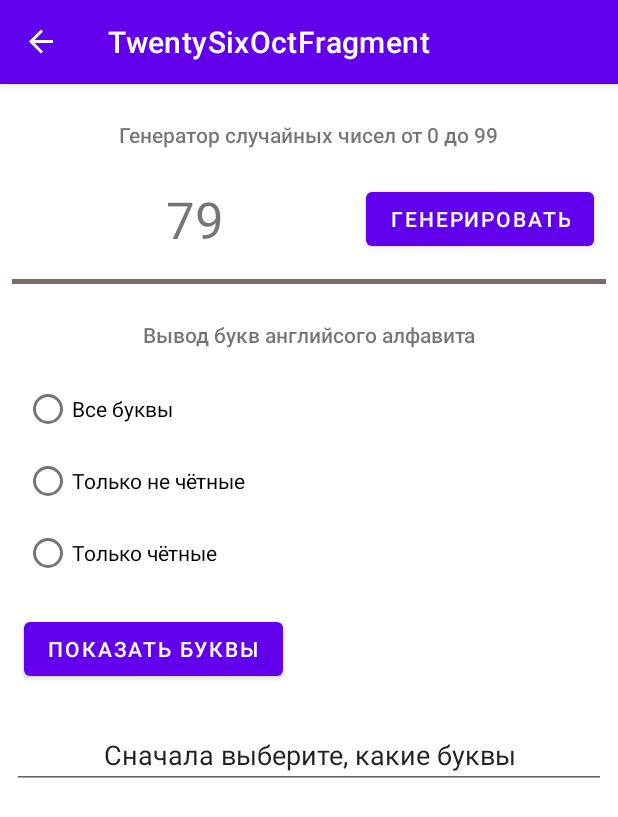
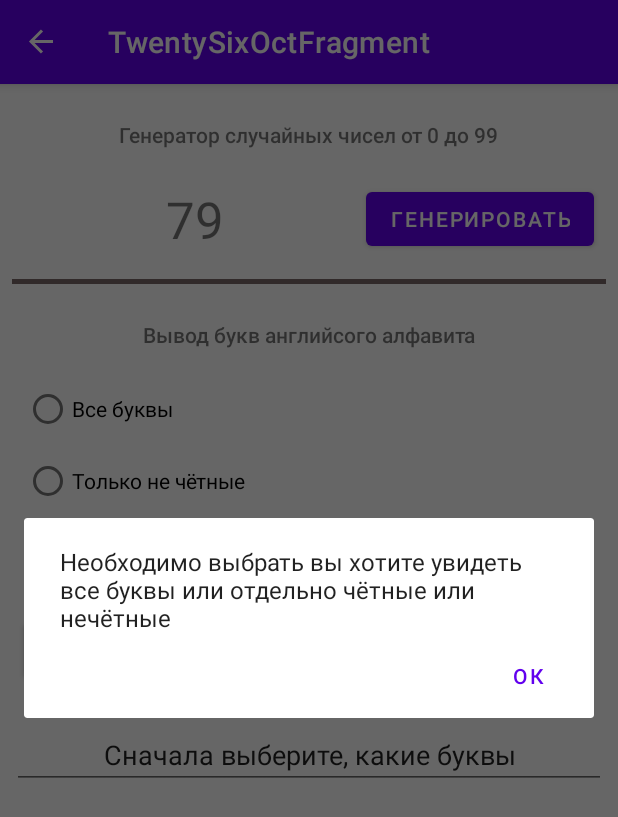
Before and after one commit to pavelfire/StudyApplication-Odin, an Android app: the TwentySixOctFragment screen opened through its navigation route, after a tap on "ПОКАЗАТЬ БУКВЫ", on a phone screen of 412 x 824 dp. Shown: the top 817 px of the screen. Run offline under Robolectric (Android 15) with nearby library versions, the phone set to English and light mode, and no system bars; our stand-ins replace data binding, navigation-ui; 1 other tap on this screen came first.

Commit message:
dialog added

```diff
--- a/app/src/main/java/com/vk/directop/studyapplication_odin/TwentySixOctFragment.kt
+++ b/app/src/main/java/com/vk/directop/studyapplication_odin/TwentySixOctFragment.kt
@@ -7,6 +7,7 @@ import android.view.LayoutInflater
 import android.view.View
 import android.view.ViewGroup
 import android.widget.Toast
+import androidx.appcompat.app.AlertDialog
 import androidx.databinding.DataBindingUtil
 import com.vk.directop.studyapplication_odin.databinding.FragmentTwentySixOctBinding
 import kotlin.random.Random
@@ -43,6 +44,7 @@ class TwentySixOctFragment : Fragment() {
             else if(binding.rb3.isChecked){
                 binding.etShowLetters.setText(showLetters(1, 2).toString())
             } else {
+                needCheckRadioBox()
                 binding.etShowLetters.setText("Сначала выберите, какие буквы")
 
             }
@@ -70,5 +72,20 @@ class TwentySixOctFragment : Fragment() {
         }
         return result
     }
+    private fun needCheckRadioBox() {
+        val builder = AlertDialog.Builder(requireActivity())
+        builder.setTitle("")
+        builder.setMessage("Необходимо выбрать вы хотите увидеть все буквы или отдельно чётные или нечётные")
+        builder.setPositiveButton("ОК") { dialog, which ->
+
+        }
+        builder.setNegativeButton("") { dialog, which ->
+            //action if no pressed
+        }
+        builder.setNeutralButton("") { dialog, which ->
+
+        }
+        builder.show()
+    }
 
 }
```
